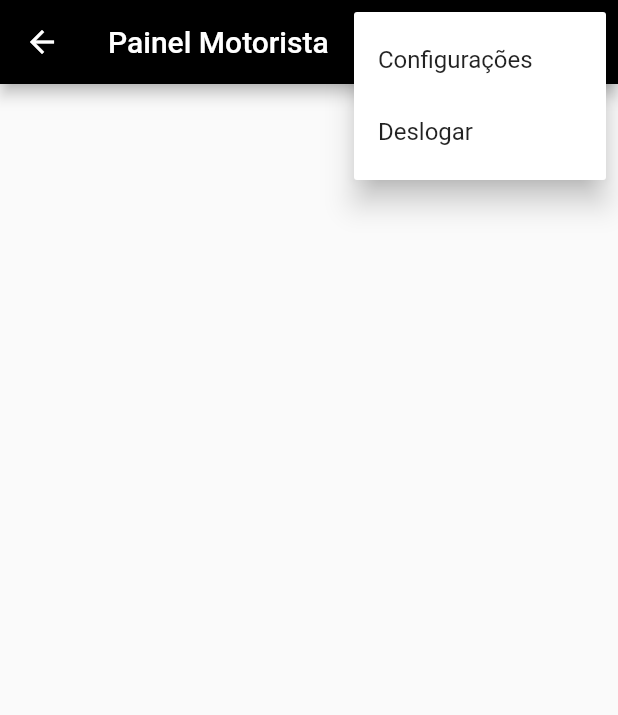
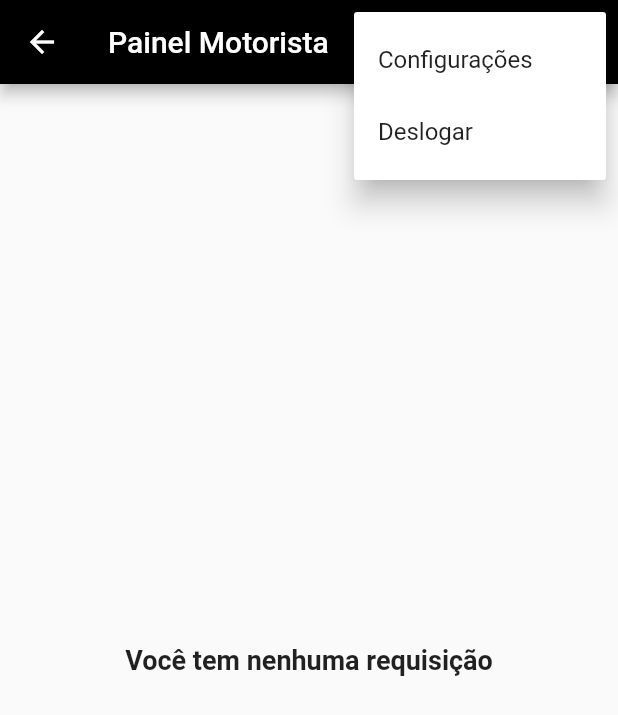
Before and after one commit to guilhermereisdev/uber, a Flutter app: the PainelMotorista screen opened by its route, after a tap on the "more vert" icon, on a phone screen of 412 x 824 dp. Shown: the top 715 px of the screen. Run offline on Flutter 3.47's test engine with Material 2 defaults, Android fonts, the phone set to English and light mode, and no system bars; our stand-ins replace cloud_firestore, firebase_auth, firebase_core, geocoding, geolocator, google_maps_flutter; accounts and stored records are empty.

Commit message:
Exibe uma lista para o motorista com as viagens que estão com o status aguardando.

```diff
--- a/lib/telas/painel_motorista.dart
+++ b/lib/telas/painel_motorista.dart
@@ -1,5 +1,10 @@
+import 'dart:async';
+
+import 'package:cloud_firestore/cloud_firestore.dart';
 import 'package:firebase_auth/firebase_auth.dart';
 import 'package:flutter/material.dart';
+import 'package:uber/enum/status_requisicao.dart';
+
 import '../exception/custom_exception.dart';
 
 class PainelMotorista extends StatefulWidget {
@@ -10,6 +15,9 @@ class PainelMotorista extends StatefulWidget {
 }
 
 class _PainelMotoristaState extends State<PainelMotorista> {
+  FirebaseFirestore db = FirebaseFirestore.instance;
+  final _controller = StreamController<QuerySnapshot>.broadcast();
+
   Future<bool> _deslogarUsuario() async {
     try {
       FirebaseAuth auth = FirebaseAuth.instance;
@@ -22,8 +30,41 @@ class _PainelMotoristaState extends State<PainelMotorista> {
 
   _abreTelaLogin() => Navigator.pushReplacementNamed(context, "/");
 
+  _adicionarListenerRequisicoes() {
+    final stream = db
+        .collection("requisicoes")
+        .where("status", isEqualTo: StatusRequisicao.aguardando)
+        .snapshots();
+    stream.listen((event) {
+      _controller.add(event);
+    });
+  }
+
+  @override
+  void initState() {
+    super.initState();
+    // Listener para recuperar requisições
+    _adicionarListenerRequisicoes();
+  }
+
   @override
   Widget build(BuildContext context) {
+    var mensagemCarregando = const Center(
+      child: Column(
+        children: [
+          Text("Carregando requisições"),
+          CircularProgressIndicator(),
+        ],
+      ),
+    );
+
+    var mensagemNaoTemDados = const Center(
+      child: Text(
+        "Você tem nenhuma requisição",
+        style: TextStyle(fontSize: 18, fontWeight: FontWeight.bold),
+      ),
+    );
+
     return Scaffold(
       appBar: AppBar(
         title: const Text("Painel Motorista"),
@@ -51,7 +92,50 @@ class _PainelMotoristaState extends State<PainelMotorista> {
           ),
         ],
       ),
-      body: Container(),
+      body: StreamBuilder<QuerySnapshot>(
+        stream: _controller.stream,
+        builder: (context, snapshot) {
+          switch (snapshot.connectionState) {
+            case ConnectionState.none:
+            case ConnectionState.waiting:
+              return mensagemCarregando;
+            case ConnectionState.active:
+            case ConnectionState.done:
+              if (snapshot.hasError) {
+                return const Text("Erro ao carregar os dados");
+              } else {
+                QuerySnapshot? querySnapshot = snapshot.data;
+                if (querySnapshot != null && querySnapshot.docs.isEmpty) {
+                  return mensagemNaoTemDados;
+                } else if (querySnapshot != null) {
+                  return ListView.separated(
+                    separatorBuilder: (context, index) => const Divider(
+                      height: 2,
+                      color: Colors.grey,
+                    ),
+                    itemCount: querySnapshot.docs.length,
+                    itemBuilder: (context, index) {
+                      List<DocumentSnapshot> requisicoes =
+                          querySnapshot.docs.toList();
+                      DocumentSnapshot item = requisicoes[index];
+
+                      String idRequisicao = item["id"];
+                      String nomePassageiro = item["passageiro"]["nome"];
+                      String rua = item["destino"]["rua"];
+                      String numero = item["destino"]["numero"];
+
+                      return ListTile(
+                        title: Text(nomePassageiro),
+                        subtitle: Text("Destino: $rua, $numero"),
+                      );
+                    },
+                  );
+                }
+              }
+              return const Text("Erro ao construir a lista de viagens");
+          }
+        },
+      ),
     );
   }
 }
```
